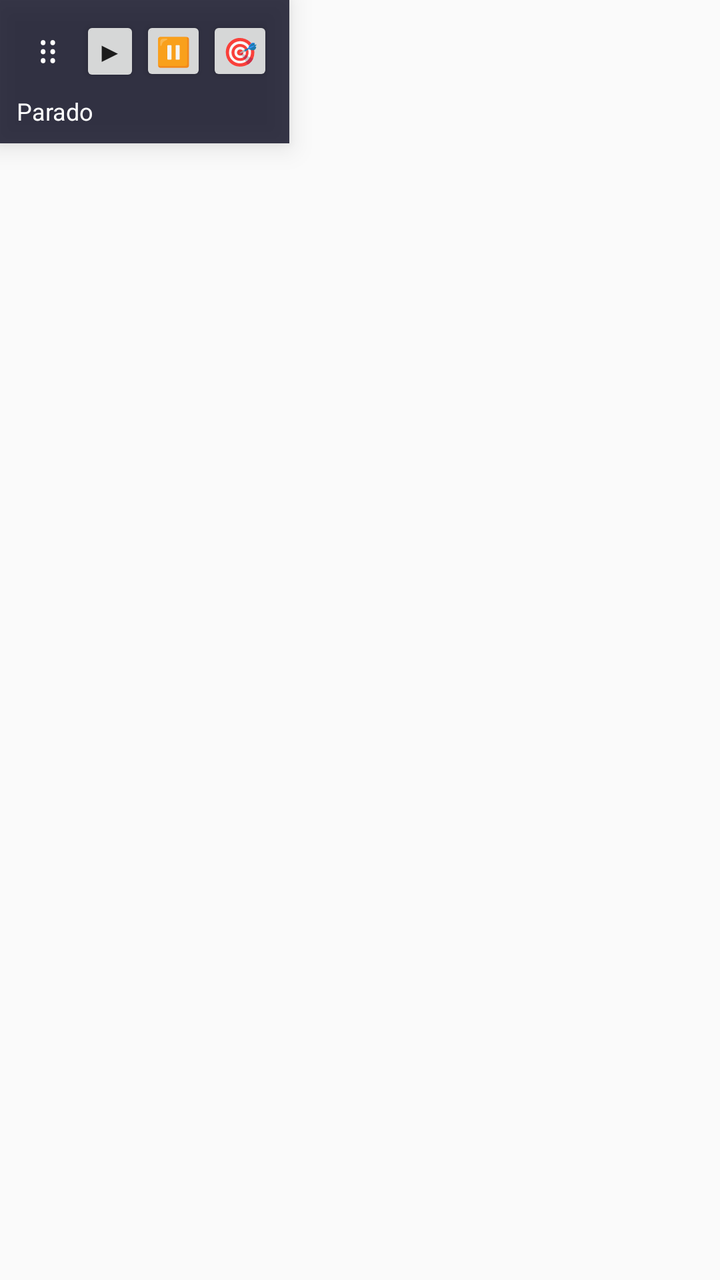
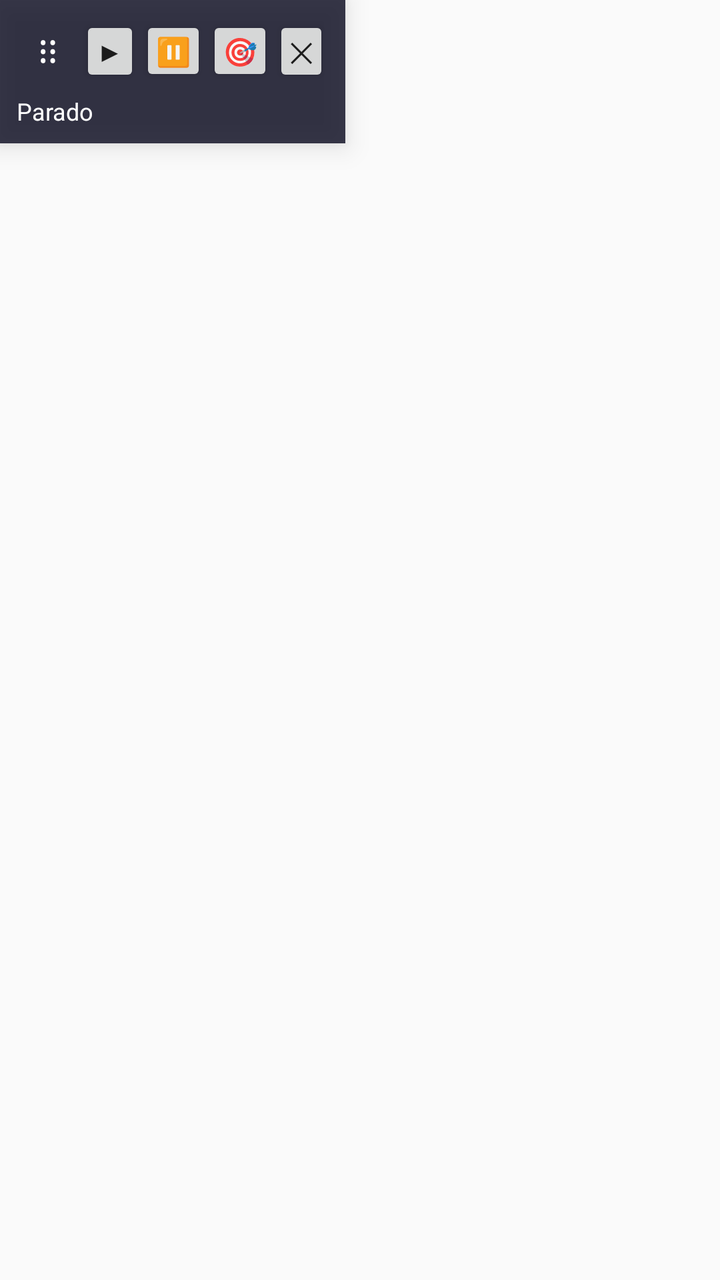

An Android layout rendered at two revisions. The XML below is the earlier revision; the diff shows what the commit changed to produce the second picture.
<!-- AndroidManifest.xml: application theme Theme.AppCompat.Light.NoActionBar -->
<!-- res/layout/overlay_widget.xml -->
<?xml version="1.0" encoding="utf-8"?>
<FrameLayout xmlns:android="http://schemas.android.com/apk/res/android"
    android:layout_width="wrap_content"
    android:layout_height="wrap_content">

    
    <View
        android:id="@+id/calibrationCatcher"
        android:layout_width="match_parent"
        android:layout_height="match_parent"
        android:background="#33000000"
        android:visibility="gone" />

    <LinearLayout
        android:layout_width="wrap_content"
        android:layout_height="wrap_content"
        android:orientation="vertical"
        android:background="#DD1A1A2E"
        android:padding="8dp"
        android:elevation="8dp">

        <LinearLayout
            android:layout_width="wrap_content"
            android:layout_height="wrap_content"
            android:orientation="horizontal"
            android:gravity="center_vertical">

            <TextView
                android:id="@+id/dragHandle"
                android:layout_width="32dp"
                android:layout_height="32dp"
                android:text="⠿"
                android:textColor="#FFFFFF"
                android:textSize="18sp"
                android:gravity="center" />

            <Button
                android:id="@+id/btnStart"
                android:layout_width="wrap_content"
                android:layout_height="wrap_content"
                android:text="▶"
                android:minWidth="0dp"
                android:minHeight="0dp"
                android:padding="8dp" />

            <Button
                android:id="@+id/btnStop"
                android:layout_width="wrap_content"
                android:layout_height="wrap_content"
                android:text="⏸"
                android:minWidth="0dp"
                android:minHeight="0dp"
                android:padding="8dp" />

            <Button
                android:id="@+id/btnCalibrate"
                android:layout_width="wrap_content"
                android:layout_height="wrap_content"
                android:text="🎯"
                android:minWidth="0dp"
                android:minHeight="0dp"
                android:padding="8dp" />
        </LinearLayout>

        <TextView
            android:id="@+id/statusLabel"
            android:layout_width="wrap_content"
            android:layout_height="wrap_content"
            android:text="Parado"
            android:textColor="#FFFFFF"
            android:textSize="12sp"
            android:gravity="center"
            android:layout_marginTop="4dp" />

    </LinearLayout>
</FrameLayout>
<!-- resources referenced by this layout -->
<resources>

</resources>

<!-- the commit's change to res/layout/overlay_widget.xml (unified diff, before → after) -->
@@ -3,7 +3,6 @@
     android:layout_width="wrap_content"
     android:layout_height="wrap_content">
 
-    
     <View
         android:id="@+id/calibrationCatcher"
         android:layout_width="match_parent"
@@ -60,6 +59,15 @@
                 android:minWidth="0dp"
                 android:minHeight="0dp"
                 android:padding="8dp" />
+
+            <Button
+                android:id="@+id/btnClose"
+                android:layout_width="wrap_content"
+                android:layout_height="wrap_content"
+                android:text="✕"
+                android:minWidth="0dp"
+                android:minHeight="0dp"
+                android:padding="8dp" />
         </LinearLayout>
 
         <TextView
